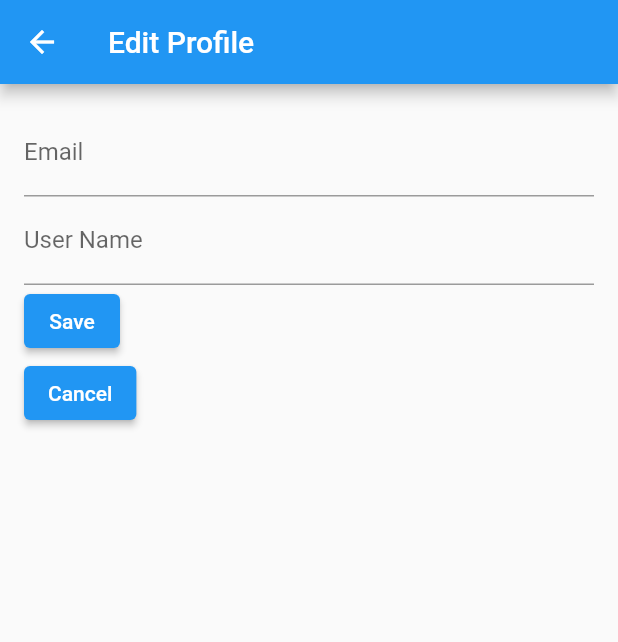
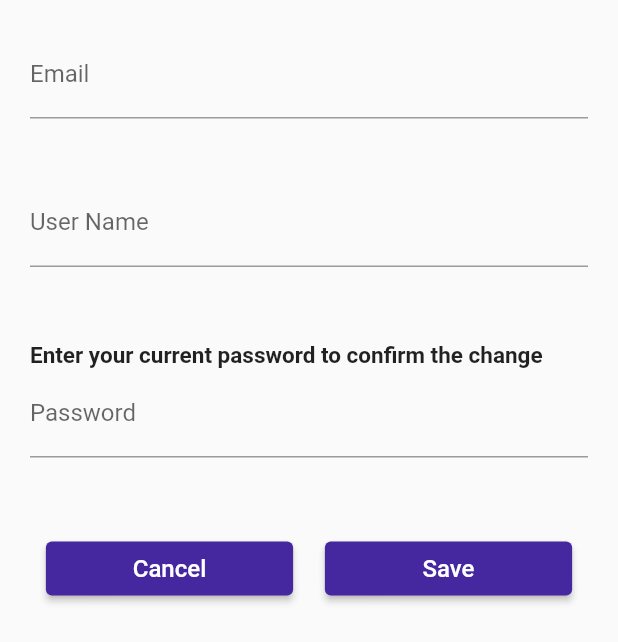
Before and after one commit to hubkra/wardrobe_app, a Flutter app: the EditProfilePage screen opened directly with empty values, on a phone screen of 412 x 824 dp. Shown: the top 642 px of the screen. Run offline on Flutter 3.47's test engine with Material 2 defaults, Android fonts, the phone set to English and light mode, and no system bars; our stand-ins replace google_fonts, google_nav_bar, image_picker, table_calendar; network calls fail.

Commit message:
Improve edit_profile

```diff
--- a/lib/widgets/edit_profile_page.dart
+++ b/lib/widgets/edit_profile_page.dart
@@ -1,4 +1,3 @@
-import 'package:flutter/cupertino.dart';
 import 'package:flutter/material.dart';
 import '../models/user.dart';
 import '../services/user_service.dart';
@@ -15,7 +14,11 @@ class EditProfilePage extends StatefulWidget {
 class _EditProfilePageState extends State<EditProfilePage> {
   TextEditingController _emailController = TextEditingController();
   TextEditingController _userNameController = TextEditingController();
+  TextEditingController _passwordController =
+      TextEditingController(); // Nowy kontroler dla pola hasła
   final UserApiService userApiService = UserApiService();
+  final GlobalKey<FormState> _formKey =
+      GlobalKey<FormState>(); // Klucz formularza
 
   @override
   void initState() {
@@ -27,11 +30,10 @@ class _EditProfilePageState extends State<EditProfilePage> {
   @override
   Widget build(BuildContext context) {
     return Scaffold(
-      appBar: AppBar(
-        title: Text('Edit Profile'),
-      ),
       body: Padding(
-        padding: const EdgeInsets.all(16.0),
+        padding: const EdgeInsets.all(20.0),
+        child: Form(
+          key: _formKey, // Przypisanie klucza formularza
           child: Column(
             crossAxisAlignment: CrossAxisAlignment.start,
             children: [
@@ -39,12 +41,77 @@ class _EditProfilePageState extends State<EditProfilePage> {
                 controller: _emailController,
                 decoration: InputDecoration(labelText: 'Email'),
               ),
+              const SizedBox(height: 40.0),
               TextFormField(
                 controller: _userNameController,
                 decoration: InputDecoration(labelText: 'User Name'),
               ),
-            ElevatedButton(
+              const SizedBox(height: 50.0),
+              const Text(
+                'Enter your current password to confirm the change',
+                style: TextStyle(
+                  fontSize: 15.0,
+                  fontWeight: FontWeight.bold,
+                ),
+              ),
+              TextFormField(
+                controller: _passwordController, // Nowe pole hasła
+                obscureText: true,
+                decoration: InputDecoration(labelText: 'Password'),
+                validator: (value) {
+                  if (value!.isEmpty) {
+                    return 'Proszę podać hasło';
+                  }
+                  return null;
+                },
+              ),
+              const SizedBox(height: 50.0),
+              Row(
+                mainAxisAlignment: MainAxisAlignment.spaceAround,
+                children: [
+                  SizedBox(
+                    width: MediaQuery.of(context).size.width * 0.4,
+                    child: ElevatedButton(
+                      style: ElevatedButton.styleFrom(
+                        backgroundColor: Colors.deepPurple.shade800,
+                      ),
                       onPressed: () {
+                        // Anuluj edycję i wróć do profilu
+                        Navigator.pop(context, false);
+                      },
+                      child: const Text('Cancel',
+                          style: TextStyle(fontSize: 16.0)),
+                    ),
+                  ),
+                  SizedBox(
+                    width: MediaQuery.of(context).size.width * 0.4,
+                    child: ElevatedButton(
+                      style: ElevatedButton.styleFrom(
+                        backgroundColor: Colors.deepPurple.shade800,
+                      ),
+                      onPressed: () {
+                        if (_formKey.currentState!.validate()) {
+                          final enteredPassword = _passwordController.text;
+                          if (enteredPassword != widget.user.password) {
+                            // Hasło nie zgadza się z hasłem użytkownika
+                            showDialog(
+                              context: context,
+                              builder: (context) => AlertDialog(
+                                title: Text('Błąd'),
+                                content:
+                                    Text('Podane hasło nie jest prawidłowe.'),
+                                actions: [
+                                  TextButton(
+                                    onPressed: () {
+                                      Navigator.of(context).pop();
+                                    },
+                                    child: Text('OK'),
+                                  ),
+                                ],
+                              ),
+                            );
+                          } else {
+                            // Hasło jest prawidłowe, można kontynuować
                             final updatedEmail = _emailController.text;
                             final updatedUserName = _userNameController.text;
 
@@ -55,26 +122,29 @@ class _EditProfilePageState extends State<EditProfilePage> {
                               profilePicture: widget.user.profilePicture,
                             );
 
-                userApiService.updateUser(updatedUser).then((response) {
-                  if (response == 'Dane użytkownika zostały zaktualizowane.') {
+                            userApiService
+                                .updateUser(updatedUser)
+                                .then((response) {
+                              if (response ==
+                                  'Dane użytkownika zostały zaktualizowane.') {
                                 Navigator.pop(context, true);
                               } else {
                                 print(response);
                               }
                             }).catchError((error) {
-                  print('Błąd podczas aktualizacji danych użytkownika: $error');
+                              print(
+                                  'Błąd podczas aktualizacji danych użytkownika: $error');
                             });
+                          }
+                        }
                       },
-              child: Text('Save'),
+                      child: Text('Save', style: TextStyle(fontSize: 16.0)),
                     ),
-            ElevatedButton(
-              onPressed: () {
-                // Anuluj edycję i wróć do profilu
-                Navigator.pop(context, false);
-              },
-              child: Text('Cancel'),
                   ),
                 ],
+              ),
+            ],
+          ),
         ),
       ),
     );
```
Lines whose indentation alone changed are shown as unchanged.
